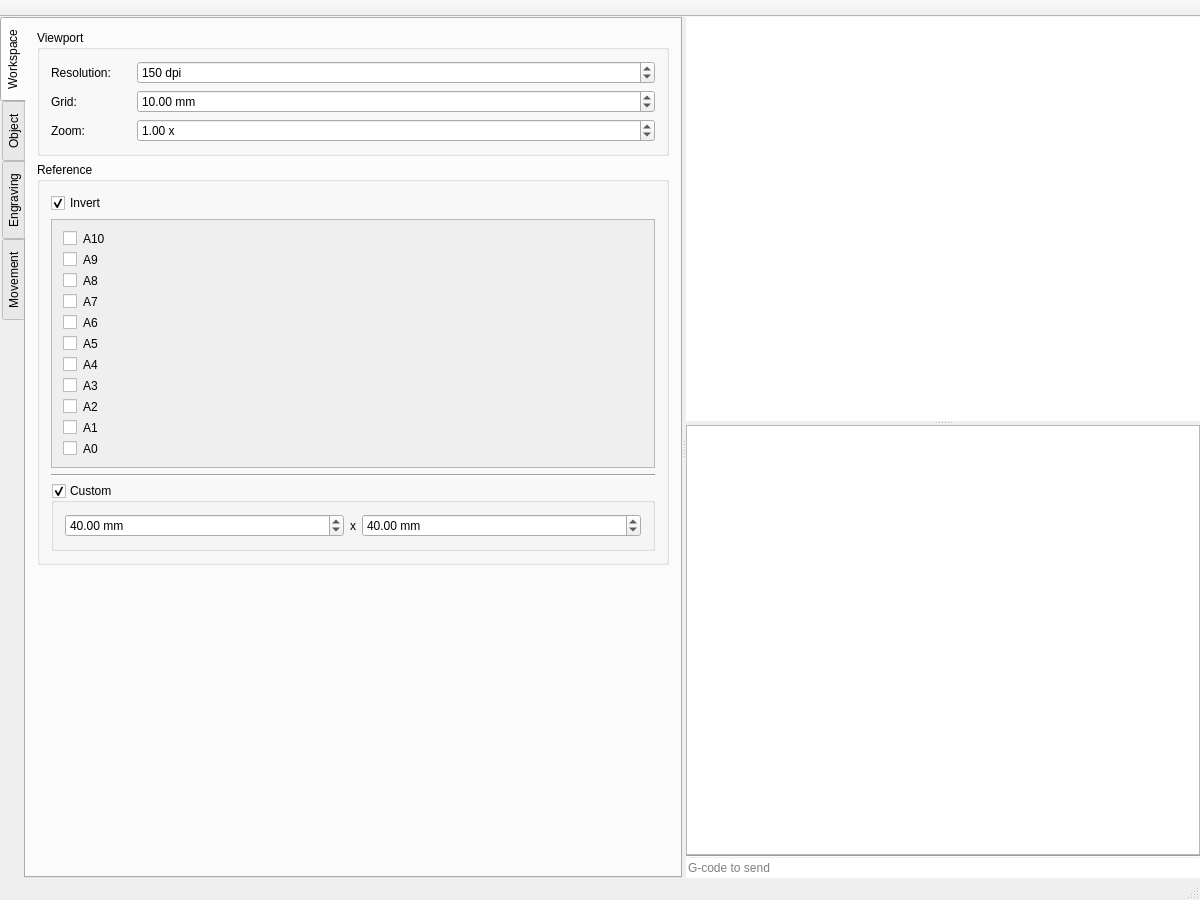
This is src/mainwindow.ui in dev-0x7C6/laser-engraver as Qt 5 draws it before an edit. The edited form follows.
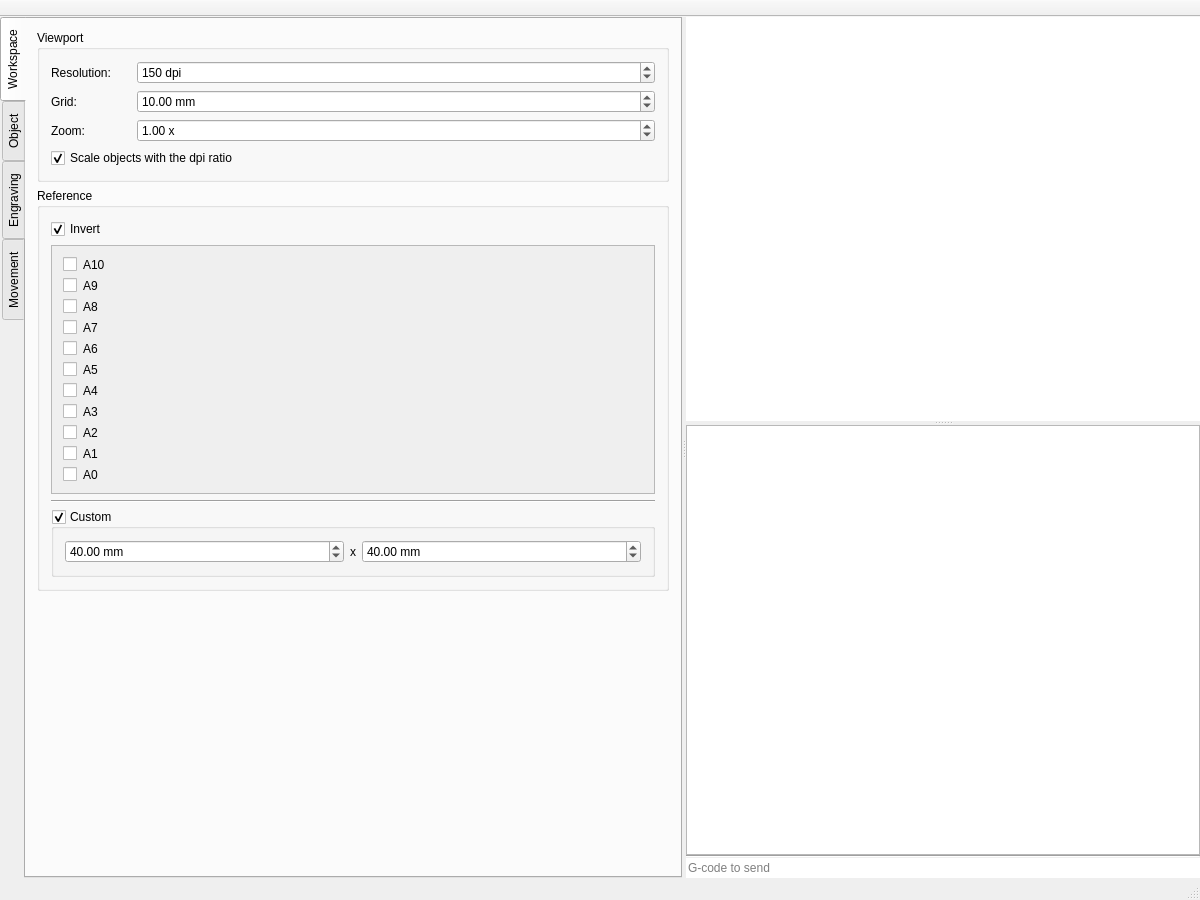
This is the edited form. The open tabs and pages were chosen to show the change. Custom widgets are drawn as their Qt base class.

Commit message: workspace: added feature that allow to scale objects according to dpi ratio change.

Patch:
```diff
--- a/src/mainwindow.ui
+++ b/src/mainwindow.ui
@@ -185,6 +185,16 @@
               </item>
              </layout>
             </item>
+            <item>
+             <widget class="QCheckBox" name="scaleObjectsWithDpi">
+              <property name="text">
+               <string>Scale objects with the dpi ratio</string>
+              </property>
+              <property name="checked">
+               <bool>true</bool>
+              </property>
+             </widget>
+            </item>
            </layout>
           </widget>
          </item>
```
Left out of the diff: 2 changed lines with no effect on the pictures. The commit also changes 4 other files.
